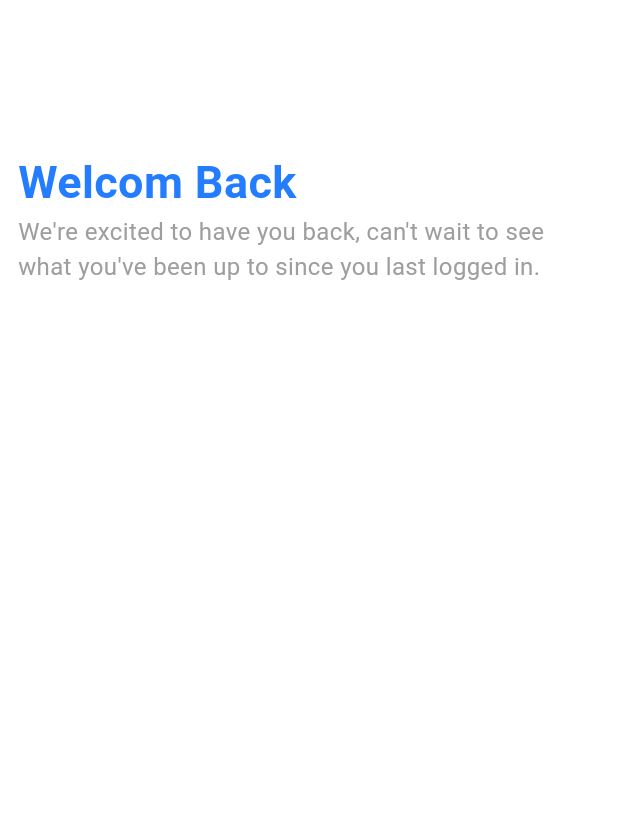
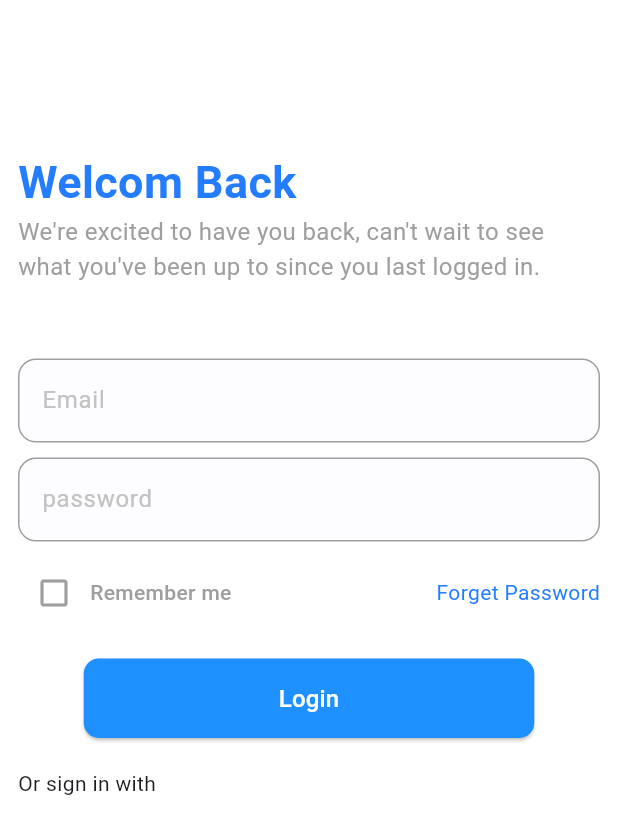
Before and after one commit to elshaarawy7/Doctor-App, a Flutter app: the SinIn screen opened by its route, on a phone screen of 412 x 824 dp. Shown: the top 834 px of the screen. Run offline on Flutter 3.47's test engine with Material 3 defaults, Android fonts, the phone set to English and light mode, and no system bars; our stand-ins replace go_router.

Commit message:
add widget custem divider

```diff
--- a/lib/Futcher/ui/screens/sin_in.dart
+++ b/lib/Futcher/ui/screens/sin_in.dart
@@ -1,39 +1,145 @@
+import 'package:doctor_app/Futcher/ui/widgets/custem_text_filed.dart';
+import 'package:doctor_app/Futcher/ui/widgets/my_batton.dart';
 import 'package:doctor_app/core/util/styles/color.app.dart';
 import 'package:flutter/material.dart';
 
-class SinIn extends StatelessWidget {
+class SinIn extends StatefulWidget {
   const SinIn({super.key});
 
+  @override
+  State<SinIn> createState() => _SinInState();
+}
+
+class _SinInState extends State<SinIn> {
+  bool isRememberMe = false;
+
+  final formkey = GlobalKey<FormState>();
   @override
   Widget build(BuildContext context) {
     return Scaffold(
       body: Padding(
         padding: const EdgeInsets.symmetric(horizontal: 12),
+        child: Form(
+          key: formkey,
           child: Column(
-          crossAxisAlignment: CrossAxisAlignment.start,
+            crossAxisAlignment: CrossAxisAlignment.center,
             children: [
+              SizedBox(height: 100),
 
-            SizedBox(height: 100,) ,
+              Align(
+                alignment: Alignment.topLeft,
+                child: Text(
+                  "Welcom Back",
+                  style: TextStyle(
+                    color: Color_app.blue,
+                    fontSize: 30,
+                    fontWeight: FontWeight.bold,
+                  ),
+                ),
+              ),
 
-            Text("Welcom Back" , style: TextStyle(
-              color:Color_app.blue ,
-              fontSize: 30 ,
-              fontWeight: FontWeight.bold ,
-            ),) ,
-
-            Text("We're excited to have you back, can't wait to see what you've been up to since you last logged in." ,
+              Text(
+                "We're excited to have you back, can't wait to see what you've been up to since you last logged in.",
                 style: TextStyle(
-              color: Colors.grey ,
-              fontSize: 16 ,
-              fontWeight: FontWeight.w400 ,
+                  color: Colors.grey,
+                  fontSize: 16,
+                  fontWeight: FontWeight.w400,
                 ),
                 maxLines: 3,
                 overflow: TextOverflow.ellipsis,
-            ) ,
+              ),
 
+              SizedBox(height: 50),
 
+              CustemTextFiled(
+                hintText: "Email",
+                obscureText: false,
+                validator: (value) {
+                  if (value == null || value.isEmpty) {
+                    return "please enter your Email";
+                  }
+                },
+              ),
 
+              SizedBox(height: 10),
+
+              CustemTextFiled(
+                hintText: "password",
+                obscureText: false,
+                validator: (value) {
+                  if (value == null || value.isEmpty) {
+                    return "please enter your password";
+                  } else if (value.length > 6) {
+                    return "Password must be at least 6 characters";
+                  }
+                },
+              ),
+
+              SizedBox(height: 10),
+
+              Row(
+                children: [
+                  IconButton(
+                    onPressed: () {
+                      setState(() {
+                        isRememberMe = !isRememberMe;
+                      });
+                    },
+                    icon: Icon(
+                      isRememberMe
+                          ? Icons.check_box
+                          : Icons.check_box_outline_blank,
+                      color: Colors.grey,
+                    ),
+                  ),
+
+                  Text(
+                    "Remember me",
+                    style: TextStyle(
+                      color: Colors.grey,
+                      fontSize: 14,
+                      fontWeight: FontWeight.w500,
+                    ),
+                  ),
+
+                  Spacer(),
+                  Text(
+                    "Forget Password",
+                    style: TextStyle(color: Color_app.blue),
+                  ),
                 ],
+              ),
+
+              SizedBox(height: 20),
+
+              MyBatton(
+                text: 'Login',
+                onPressed: () {
+                  if (formkey.currentState!.validate()) {}
+                },
+              ),
+
+              SizedBox(height: 20),
+
+              Row(
+                children: [
+                  Divider(
+                    height: 1, // ارتفاع الخط
+                    thickness: 0.5, // سماكة الخط
+                    color: Colors.grey, // لون الخط (يمكن تعديله حسب التصميم)
+                  ),
+
+                  Text("Or sign in with") ,
+
+                   Divider(
+                    height: 1, // ارتفاع الخط
+                    thickness: 0.5, // سماكة الخط
+                    color: Colors.grey, // لون الخط (يمكن تعديله حسب التصميم)
+                  ),
+                ],
+              ),
+            ],
+          ),
         ),
       ),
     );
```
Also changed, not shown: lib/Futcher/ui/widgets/custem_divider.dart (added, +35 -0 lines). Lines whose indentation alone changed are shown as unchanged.
